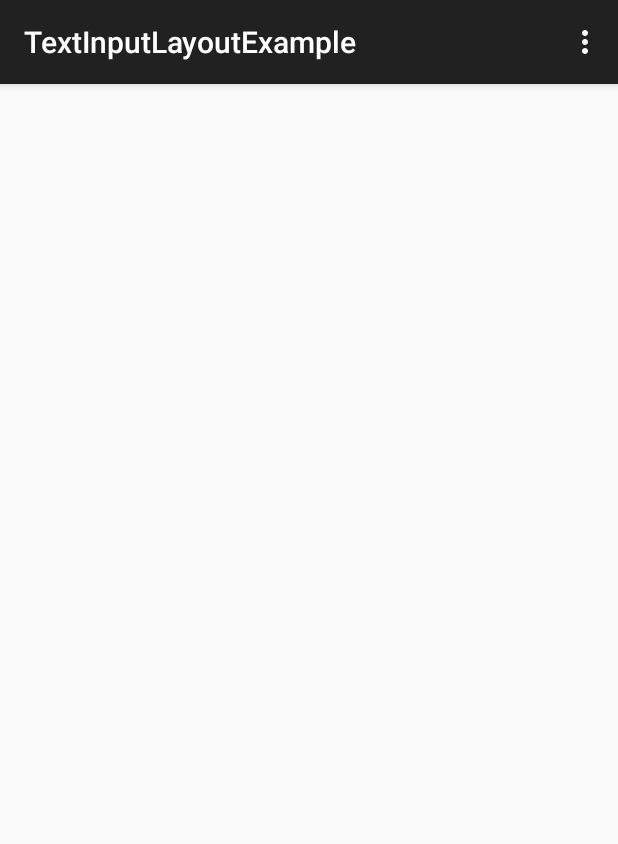
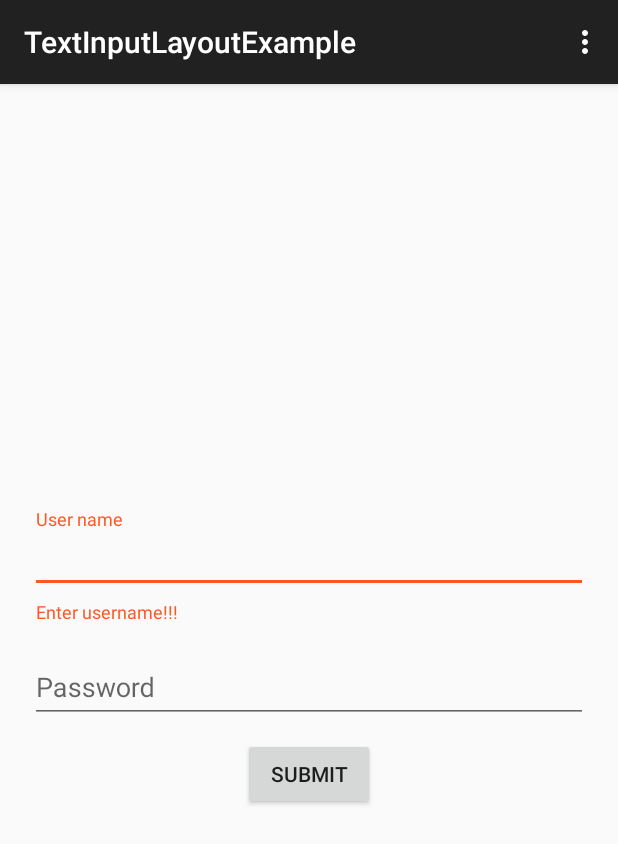
Before and after one commit to shikha14/TextInputLayoutExample, an Android app: the screen it shows after launch (MainActivity), in the options menu, after a tap on "Settings", on a phone screen of 412 x 824 dp. Shown: the top 844 px of the screen. Run offline under Robolectric (Android 15) with nearby library versions, the phone set to English and light mode, and no system bars.

Commit message:
To implement floating label and error for edittext

```diff
--- a/app/src/main/java/com/android/shikha/textinputlayoutexample/MainActivity.java
+++ b/app/src/main/java/com/android/shikha/textinputlayoutexample/MainActivity.java
@@ -1,18 +1,119 @@
 package com.android.shikha.textinputlayoutexample;
 
+import android.content.Context;
+import android.support.design.widget.TextInputLayout;
 import android.support.v7.app.ActionBarActivity;
 import android.os.Bundle;
+import android.text.Editable;
+import android.text.TextWatcher;
 import android.view.Menu;
 import android.view.MenuItem;
+import android.view.View;
+import android.widget.Button;
+import android.widget.EditText;
+import android.widget.Toast;
 
 
 public class MainActivity extends ActionBarActivity {
+
+    private Context mContext;
+    private TextInputLayout mUsernameConatiner, mPasswordContainer;
+    private EditText mUsername, mPassword;
+    private Button mSubmit;
+
 
     @Override
     protected void onCreate(Bundle savedInstanceState) {
         super.onCreate(savedInstanceState);
         setContentView(R.layout.activity_main);
+        initializeComponents();
+        mSubmit.setOnClickListener(new View.OnClickListener() {
+            @Override
+            public void onClick(View v) {
+                if (validate()) {
+                    Toast.makeText(mContext, "Information added successfully!!!", Toast.LENGTH_LONG).show();
+                    clearText();
+                }
+            }
+        });
     }
+
+    private void clearText() {
+        mUsername.setText("");
+        mPassword.setText("");
+    }
+
+    /**
+     * Function to validate for not empty condition
+     */
+
+    private boolean validate() {
+        if (mUsername.getText().toString().equals("")) {
+            showError(mUsernameConatiner, "Enter username!!!");
+            return false;
+        } else if (mPassword.getText().toString().equals("")) {
+            showError(mPasswordContainer, "Enter password");
+            return false;
+        } else return true;
+
+    }
+
+
+    /**
+     * Function to initialize required components
+     */
+    private void initializeComponents() {
+        mContext = this;
+        mUsernameConatiner = (TextInputLayout) findViewById(R.id.usernameContainer);
+        mPasswordContainer = (TextInputLayout) findViewById(R.id.passwordContainer);
+        mUsername = (EditText) findViewById(R.id.etUsername);
+        mPassword = (EditText) findViewById(R.id.etPassword);
+        mSubmit = (Button) findViewById(R.id.btnSubmit);
+        mUsername.addTextChangedListener(customTextWatcher);
+        mPassword.addTextChangedListener(customTextWatcher);
+
+
+    }
+
+
+    /**
+     * Function to hide error message from textinputlayout
+     */
+    private void hideError(TextInputLayout mContainer) {
+        mContainer.setErrorEnabled(false);
+        mContainer.setError(null);
+    }
+
+    /**
+     * Function to show error message from textinputlayout
+     */
+    private void showError(TextInputLayout mConatiner, String s) {
+        mConatiner.setErrorEnabled(true);
+        mConatiner.setError(s);
+    }
+
+    private TextWatcher customTextWatcher = new TextWatcher() {
+        @Override
+        public void beforeTextChanged(CharSequence s, int start, int count, int after) {
+
+        }
+
+        @Override
+        public void onTextChanged(CharSequence s, int start, int before, int count) {
+
+        }
+
+        @Override
+        public void afterTextChanged(Editable s) {
+            if (mUsername.getText().hashCode() == s.hashCode()) {
+                hideError(mUsernameConatiner);
+            } else if (mPassword.getText().hashCode() == s.hashCode()) {
+                hideError(mPasswordContainer);
+            }
+
+        }
+    };
+
 
     @Override
     public boolean onCreateOptionsMenu(Menu menu) {
@@ -35,4 +136,5 @@ public class MainActivity extends ActionBarActivity {
 
         return super.onOptionsItemSelected(item);
     }
+
 }
--- a/app/src/main/res/layout/activity_main.xml
+++ b/app/src/main/res/layout/activity_main.xml
@@ -1,9 +1,50 @@
 <LinearLayout xmlns:android="http://schemas.android.com/apk/res/android"
     xmlns:tools="http://schemas.android.com/tools" android:layout_width="match_parent"
-    android:layout_height="match_parent" android:paddingLeft="@dimen/activity_horizontal_margin"
+    android:layout_height="match_parent"
     android:orientation="vertical"
     android:layout_gravity="center"
-     tools:context=".MainActivity">
+    android:gravity="center"
+    android:padding="20dp"
+    tools:context=".MainActivity">
+
+
+    <android.support.design.widget.TextInputLayout
+        android:id="@+id/usernameContainer"
+        android:layout_width="match_parent"
+        android:layout_height="wrap_content"
+        >
+        <EditText
+            android:id="@+id/etUsername"
+            android:inputType="text"
+            android:layout_width="match_parent"
+            android:layout_height="wrap_content"
+
+            android:hint="@string/hint_user_name"/>
+    </android.support.design.widget.TextInputLayout>
+
+    <android.support.design.widget.TextInputLayout
+        android:id="@+id/passwordContainer"
+        android:layout_width="match_parent"
+        android:layout_height="wrap_content"
+        android:layout_marginTop="10dp"
+        >
+
+        <EditText
+            android:id="@+id/etPassword"
+            android:inputType="textPassword"
+            android:layout_width="match_parent"
+            android:layout_height="wrap_content"
+
+            android:hint="@string/hint_password"/>
+
+    </android.support.design.widget.TextInputLayout>
+
+    <Button
+        android:id="@+id/btnSubmit"
+        android:layout_width="wrap_content"
+        android:layout_height="wrap_content"
+        android:layout_marginTop="10dp"
+        android:text="@string/button_submit"/>
 
 
 </LinearLayout>
--- a/app/src/main/res/values/strings.xml
+++ b/app/src/main/res/values/strings.xml
@@ -3,4 +3,7 @@
 
     <string name="hello_world">Hello world!</string>
     <string name="action_settings">Settings</string>
+    <string name="hint_user_name">User name</string>
+    <string name="hint_password">Password</string>
+    <string name="button_submit">Submit</string>
 </resources>
```
